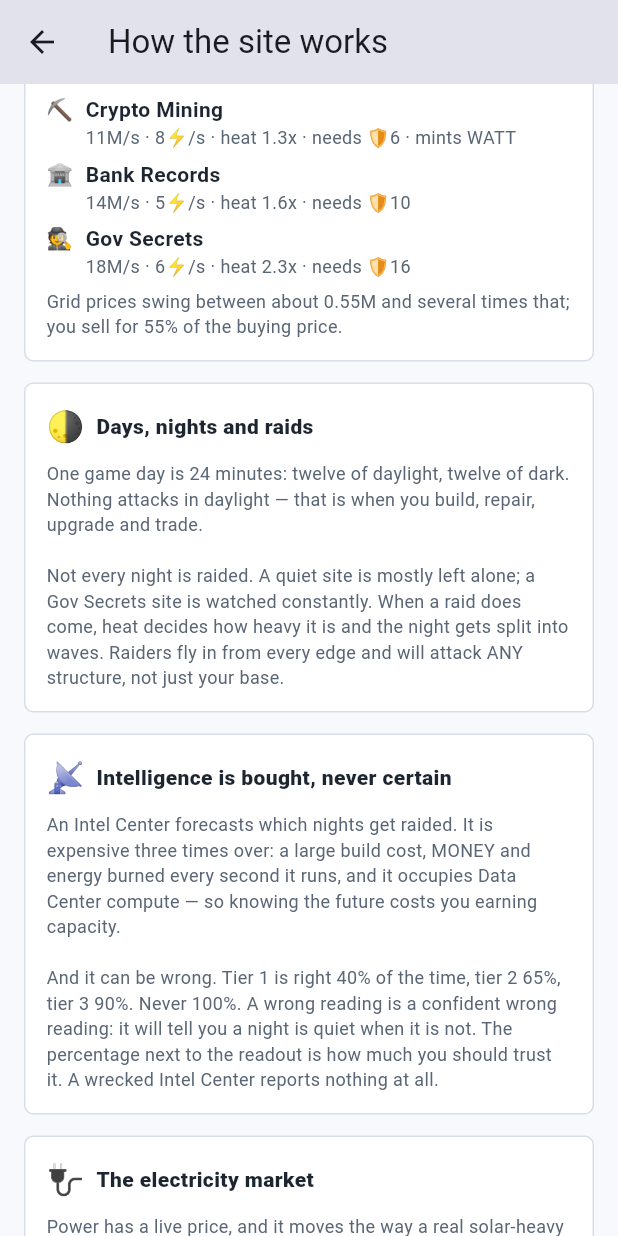
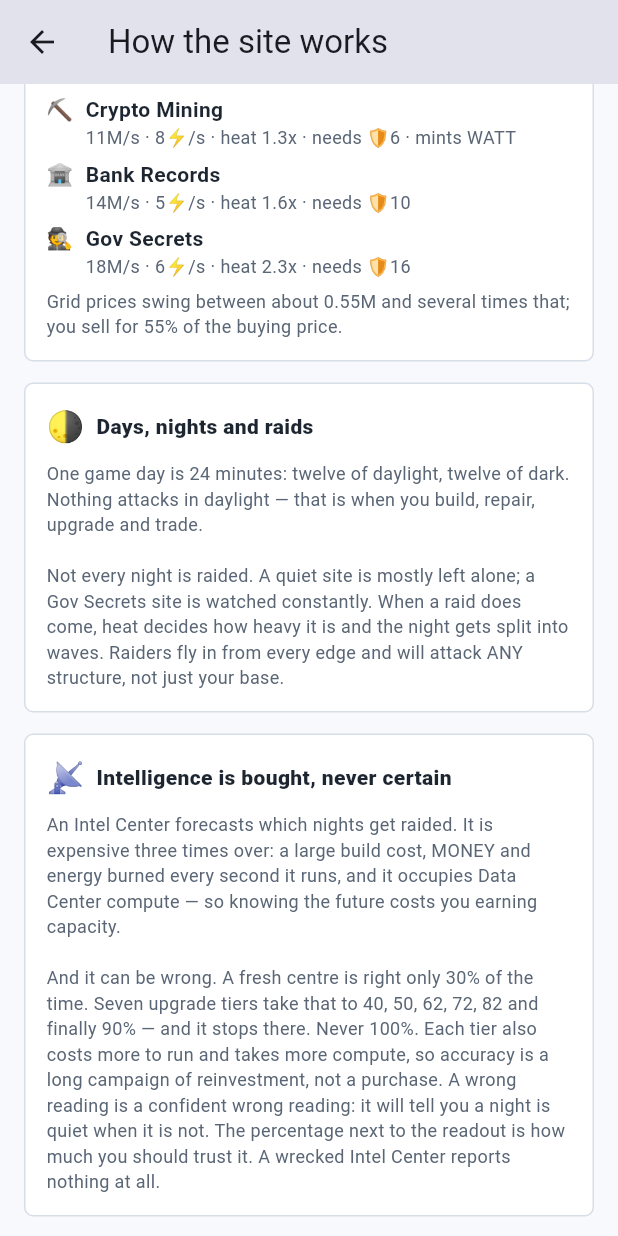
Before and after one commit to Sdeger7/grid-guard, a Flutter app: the GuideScreen screen opened directly, scrolled down 576 dp, on a phone screen of 412 x 824 dp. Run offline on Flutter 3.47's test engine with Material 3 defaults, Android fonts, the phone set to English and light mode, and no system bars; our stand-ins replace flutter_riverpod, shared_preferences; missing offline and left inert: flame, flame_audio; accounts and stored records are empty.

Commit message:
Give the Intel Center seven accuracy tiers
Three tiers made intelligence a single purchase decision. It is now a
seven-step campaign: 30% accuracy at build, then 40, 50, 62, 72, 82 and 90,
with cost, upkeep and borrowed compute all climbing alongside. Certainty
still is not for sale.

Tier markers switch from pips to a numeral past three so a seven-tier
building does not run its row off the tile, and restoring a save now
clamps to the structure's own tier ceiling instead of assuming three.

Co-Authored-By: Claude Opus 5 <noreply@anthropic.com>

```diff
--- a/lib/game/grid_guard_game.dart
+++ b/lib/game/grid_guard_game.dart
@@ -1333,7 +1333,7 @@ class GridGuardGame extends FlameGame {
         continue;
       }
       final spec = TowerCatalog.of(st.type);
-      final comp = _createStructure(spec, coord, st.tier.clamp(0, 2));
+      final comp = _createStructure(spec, coord, st.tier.clamp(0, spec.maxTier));
       worldRoot.add(comp);
       _occupied[coord] = comp;
       if (comp is StructureComponent) {
--- a/lib/ui/screens/guide_screen.dart
+++ b/lib/ui/screens/guide_screen.dart
@@ -66,8 +66,12 @@ class GuideScreen extends StatelessWidget {
                 'energy burned every second it runs, and it occupies Data '
                 'Center compute — so knowing the future costs you earning '
                 'capacity.\n\n'
-                'And it can be wrong. Tier 1 is right 40% of the time, tier 2 '
-                '65%, tier 3 90%. Never 100%. A wrong reading is a confident '
+                'And it can be wrong. A fresh centre is right only 30% of the '
+                'time. Seven upgrade tiers take that to 40, 50, 62, 72, 82 and '
+                'finally 90% — and it stops there. Never 100%. Each tier also '
+                'costs more to run and takes more compute, so accuracy is a '
+                'long campaign of reinvestment, not a purchase. A wrong '
+                'reading is a confident '
                 'wrong reading: it will tell you a night is quiet when it is '
                 'not. The percentage next to the readout is how much you '
                 'should trust it. A wrecked Intel Center reports nothing at '
```
Also changed, not shown: lib/data/tower_catalog.dart (+36 -10 lines), lib/game/components/facility_component.dart (+26 -3 lines).
